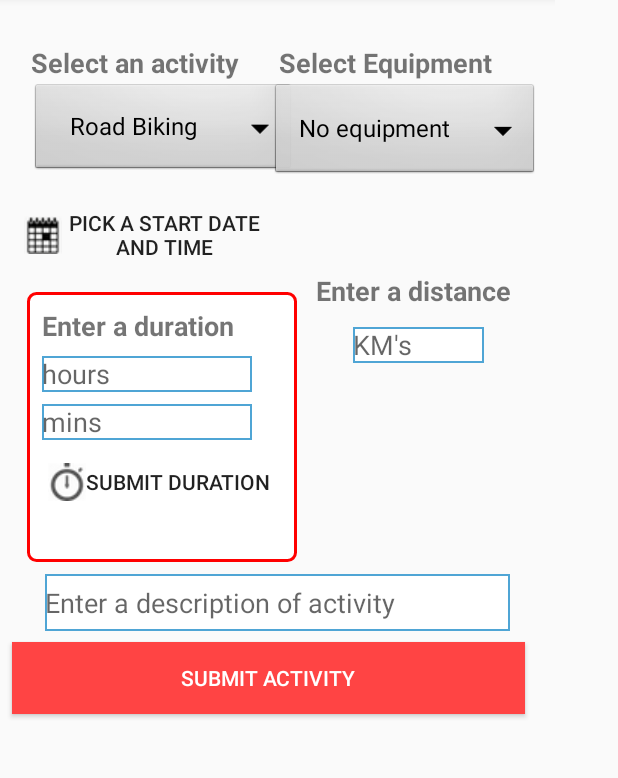
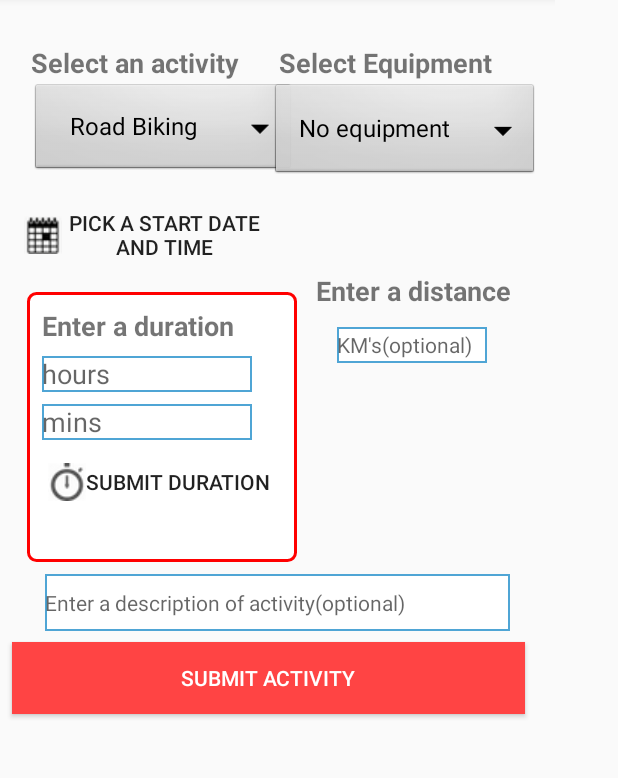
Before and after one commit to GraemeHBrown/Fitness_tracker_v2, an Android app: the AddNewExerciseActivity screen opened directly, with no data from a screen before it, on a phone screen of 412 x 824 dp, the part 87-865 px from its top. Run offline under Robolectric (Android 15) with nearby library versions, the phone set to English and light mode, and no system bars; our stand-ins replace Room's generated code; 1 statement that could not run was skipped.

Commit message:
Added optional to the hint for the distance and description fields to make more usable.

```diff
--- a/app/src/main/res/layout/activity_add_new_exercise.xml
+++ b/app/src/main/res/layout/activity_add_new_exercise.xml
@@ -100,7 +100,7 @@
 
     <EditText
         android:id="@+id/distance_input"
-        android:layout_width="87dp"
+        android:layout_width="100dp"
         android:layout_height="24dp"
         android:layout_marginBottom="8dp"
         android:layout_marginEnd="8dp"
@@ -108,8 +108,9 @@
         android:layout_marginTop="8dp"
         android:background="@drawable/back"
         android:ems="10"
-        android:hint="KM's"
+        android:hint="@string/distance_input_optional"
         android:inputType="numberDecimal"
+        android:textSize="14sp"
         android:visibility="visible"
         app:layout_constraintBottom_toBottomOf="parent"
         app:layout_constraintEnd_toEndOf="parent"
@@ -143,6 +144,7 @@
         android:ems="10"
         android:hint="@string/description_text_hint"
         android:inputType="textMultiLine"
+        android:textSize="14sp"
         app:layout_constraintBottom_toBottomOf="parent"
         app:layout_constraintEnd_toEndOf="parent"
         app:layout_constraintLeft_toLeftOf="parent"
--- a/app/src/main/res/values/strings.xml
+++ b/app/src/main/res/values/strings.xml
@@ -13,8 +13,9 @@
     <string name="home">Home</string>
     <string name="title_activity_exercise_stats">ExerciseStatsActivity</string>
     <string name="submit_error">Correct errors before the form can be submitted.</string>
-    <string name="description_text_hint">Enter a description of activity</string>
+    <string name="description_text_hint">Enter a description of activity(optional)</string>
     <string name="no_distance_selected">(no distance entered)</string>
     <string name="duration_label_error">A duration must be set before submitting</string>
     <string name="date_not_set_button_error">Must set date and time to submit an exercise</string>
+    <string name="distance_input_optional">KM\'s(optional)</string>
 </resources>
```
